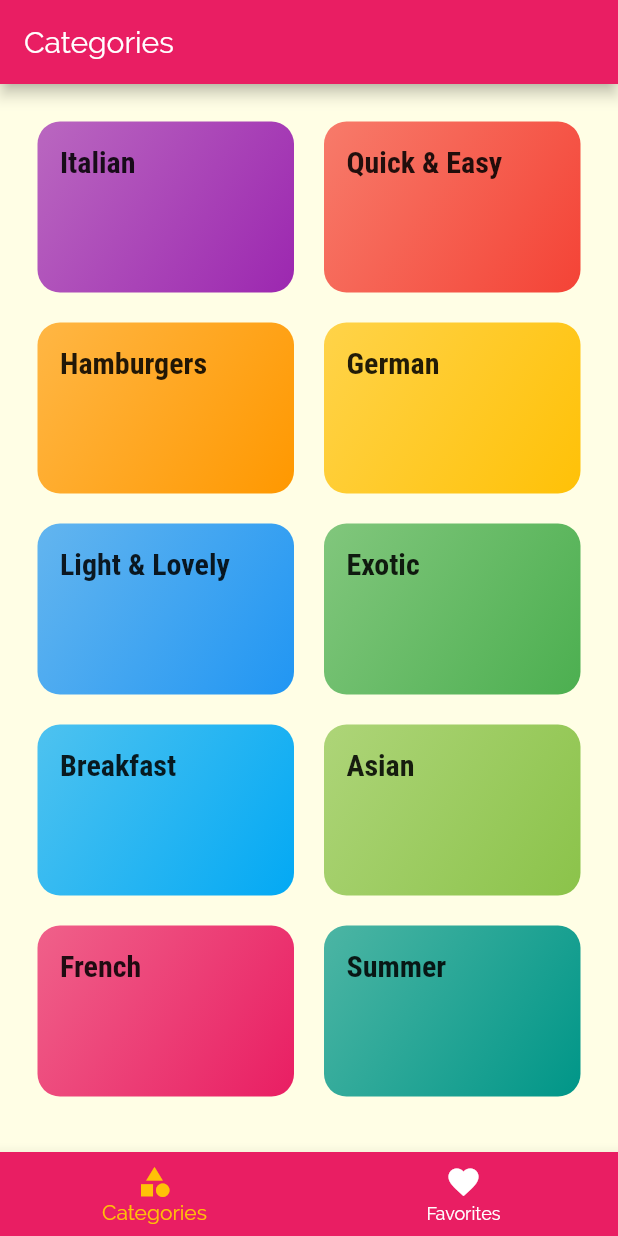
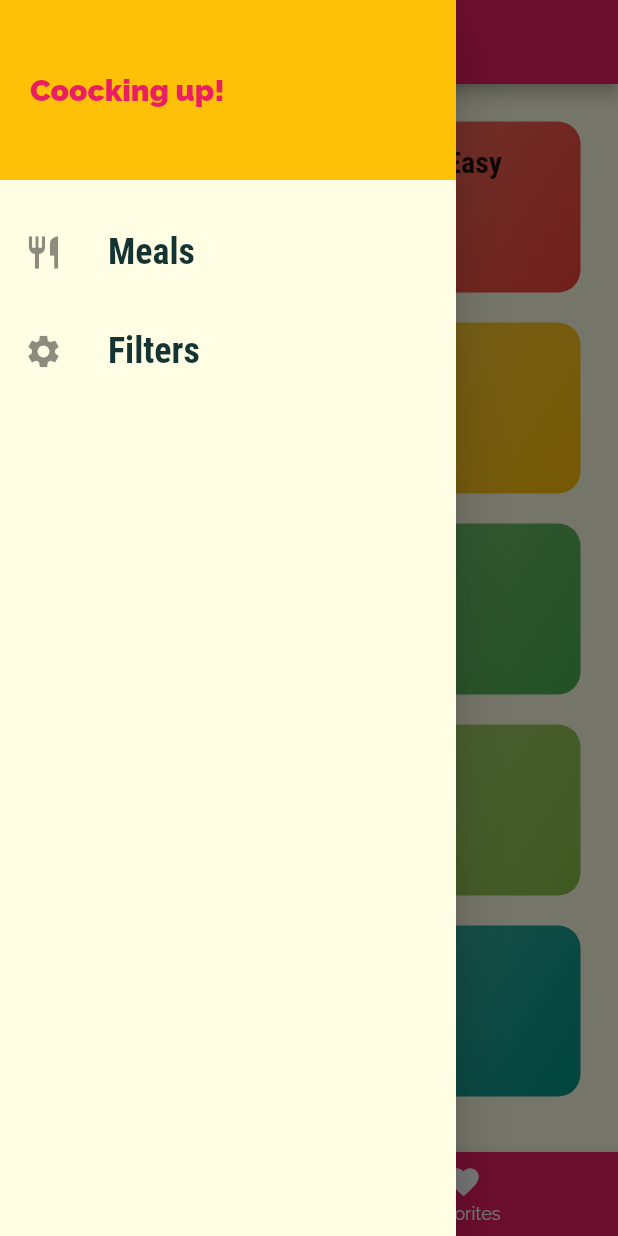
Before and after one commit to Flutter-Streamliner/MealApp, a Flutter app: the screen it shows after launch, with the side drawer open (before the commit the screen has no drawer), on a phone screen of 412 x 824 dp. Run offline on Flutter 3.47's test engine with Material 2 defaults, Android fonts, the phone set to English and light mode, and no system bars.

Commit message:
Adding a Custom Drawer

```diff
--- a/lib/main.dart
+++ b/lib/main.dart
@@ -1,6 +1,7 @@
 import 'package:flutter/material.dart';
 import 'package:meal_app/screens/categories_screen.dart';
 import 'package:meal_app/screens/category_meals_screen.dart';
+import 'package:meal_app/screens/filters_screen.dart';
 import 'package:meal_app/screens/meal_detail_screen.dart';
 import 'package:meal_app/screens/tabs_screen.dart';
 
@@ -35,6 +36,7 @@ class MyApp extends StatelessWidget {
       routes: {
         CategoryMealsScreen.routeName : (ctx) => CategoryMealsScreen(),
         MealDetailScreen.routeName : (ctx) => MealDetailScreen(),
+        FiltersScreen.routeName : (ctx) => FiltersScreen(),
       },
       onUnknownRoute: (settings) {
         return MaterialPageRoute(builder: (ctx) => CategoriesScreen());
--- /dev/null
+++ b/lib/screens/filters_screen.dart
@@ -0,0 +1,15 @@
+import 'package:flutter/material.dart';
+
+class FiltersScreen extends StatelessWidget {
+
+  static const routeName = '/filters';
+
+  @override
+  Widget build(BuildContext context) {
+    return Scaffold(
+      body: Center(
+        child: Text('Filters'),
+      ),
+    );
+  }
+}
--- a/lib/screens/tabs_screen.dart
+++ b/lib/screens/tabs_screen.dart
@@ -1,6 +1,7 @@
 import 'package:flutter/material.dart';
 import 'package:meal_app/screens/categories_screen.dart';
 import 'package:meal_app/screens/favorites_screen.dart';
+import 'package:meal_app/widgets/main_drawer.dart';
 
 class TabsScreen extends StatefulWidget {
   @override
@@ -28,6 +29,7 @@ class _TabsScreenState extends State<TabsScreen> {
         appBar: AppBar(
           title: Text(_pages[_selectedPageIndex]['title']),
         ),
+        drawer: MainDrawer(),
         body: _pages[_selectedPageIndex]['page'],
         bottomNavigationBar: BottomNavigationBar(
           onTap: (index) => _selectPage(index)  ,
--- /dev/null
+++ b/lib/widgets/main_drawer.dart
@@ -0,0 +1,61 @@
+import 'package:flutter/material.dart';
+import 'package:meal_app/screens/filters_screen.dart';
+
+class MainDrawer extends StatelessWidget {
+
+  Widget buildListTile(String title, IconData icon, Function tapHandler) {
+    return ListTile(
+            leading: Icon(icon, size: 26),
+            title: Text(
+              title,
+              style: const TextStyle(
+                fontFamily: 'RobotoCondensed',
+                fontSize: 24,
+                fontWeight: FontWeight.bold,
+              ),
+            ),
+            onTap: tapHandler,
+          );
+  }
+
+  @override
+  Widget build(BuildContext context) {
+    return Drawer(
+      child: Column(
+        children: <Widget>[
+          Container(
+            height: 120,
+            width: double.infinity,
+            padding: EdgeInsets.all(20),
+            alignment: Alignment.centerLeft,
+            color: Theme.of(context).accentColor,
+            child: Text(
+              'Coocking up!',
+              style: TextStyle(
+                fontWeight: FontWeight.w900,
+                fontSize: 20,
+                color: Theme.of(context).primaryColor,
+              ),
+            ),
+          ),
+          SizedBox(height: 20,),
+          buildListTile(
+            'Meals',
+            Icons.restaurant,
+            () {
+              Navigator.of(context).pushNamed('/');
+            }
+          ),
+          SizedBox(height: 10,),
+          buildListTile(
+            'Filters',
+            Icons.settings,
+            (){
+              Navigator.of(context).pushNamed(FiltersScreen.routeName);
+            }
+          ),
+        ],
+      ),
+    );
+  }
+}
```
